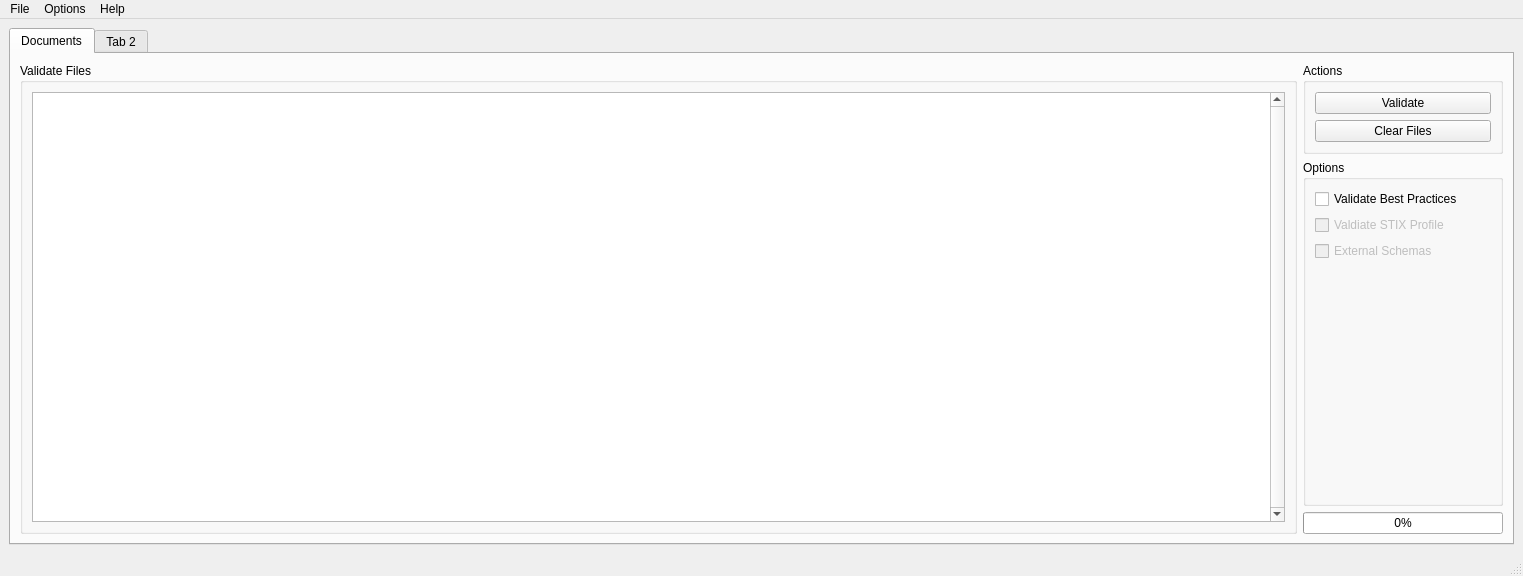
bworrell/cutie-stix, file qtui/mainwindow.ui: the form before one commit.
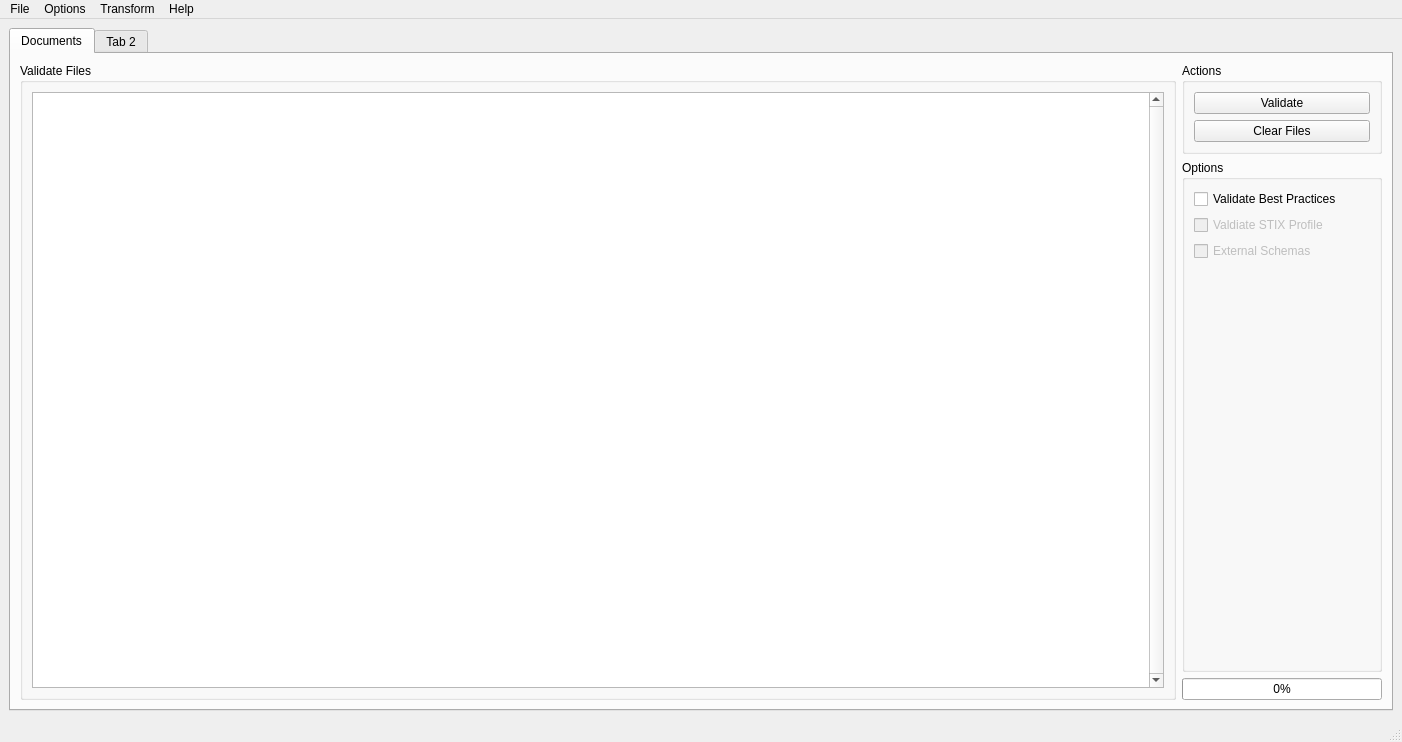
The form after the commit. Icons and pictures are not drawn. Custom widgets are drawn as their Qt base class.

Patch:
```diff
--- a/qtui/mainwindow.ui
+++ b/qtui/mainwindow.ui
@@ -6,8 +6,8 @@
    <rect>
     <x>0</x>
     <y>0</y>
-    <width>1523</width>
-    <height>576</height>
+    <width>1402</width>
+    <height>742</height>
    </rect>
   </property>
   <property name="windowTitle">
@@ -386,7 +386,7 @@
     <rect>
      <x>0</x>
      <y>0</y>
-     <width>1523</width>
+     <width>1402</width>
      <height>21</height>
     </rect>
    </property>
@@ -423,8 +423,16 @@
     <addaction name="menu_stix_profile"/>
     <addaction name="actionSettings"/>
    </widget>
+   <widget class="QMenu" name="menu_transform">
+    <property name="title">
+     <string>Transform</string>
+    </property>
+    <addaction name="action_profile_to_schematron"/>
+    <addaction name="action_profile_to_xslt"/>
+   </widget>
    <addaction name="menu_file"/>
    <addaction name="menu_options"/>
+   <addaction name="menu_transform"/>
    <addaction name="menu_help"/>
   </widget>
   <widget class="QStatusBar" name="status_bar">
```
Left out of the diff: 20 changed lines with no effect on the pictures.
